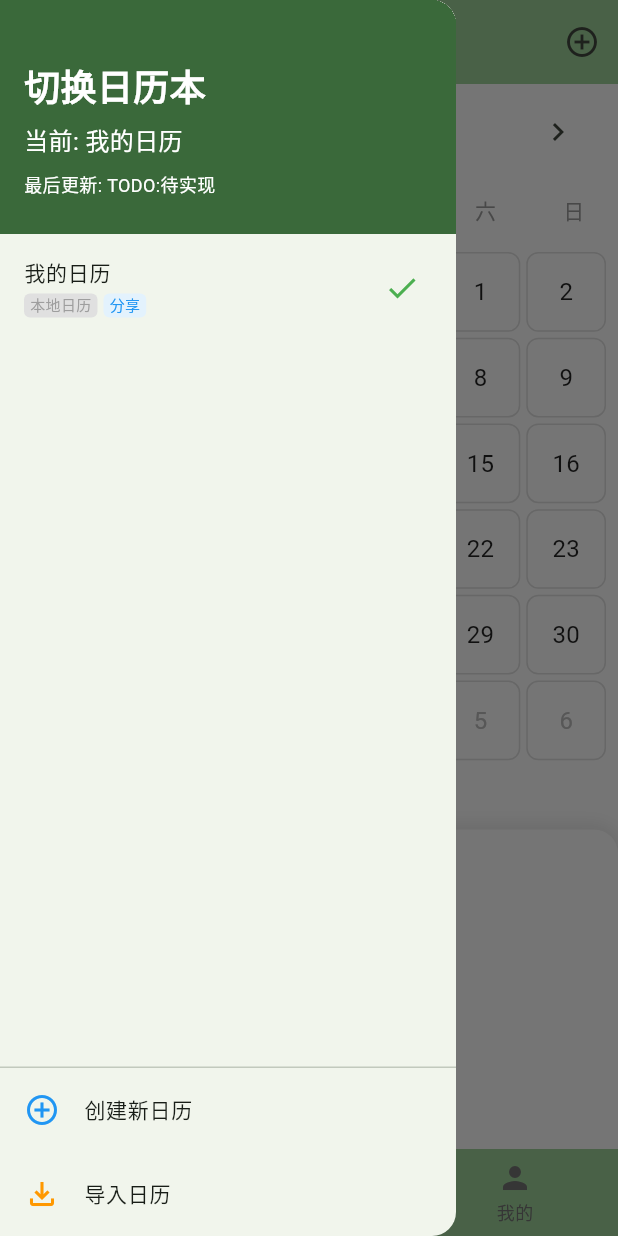
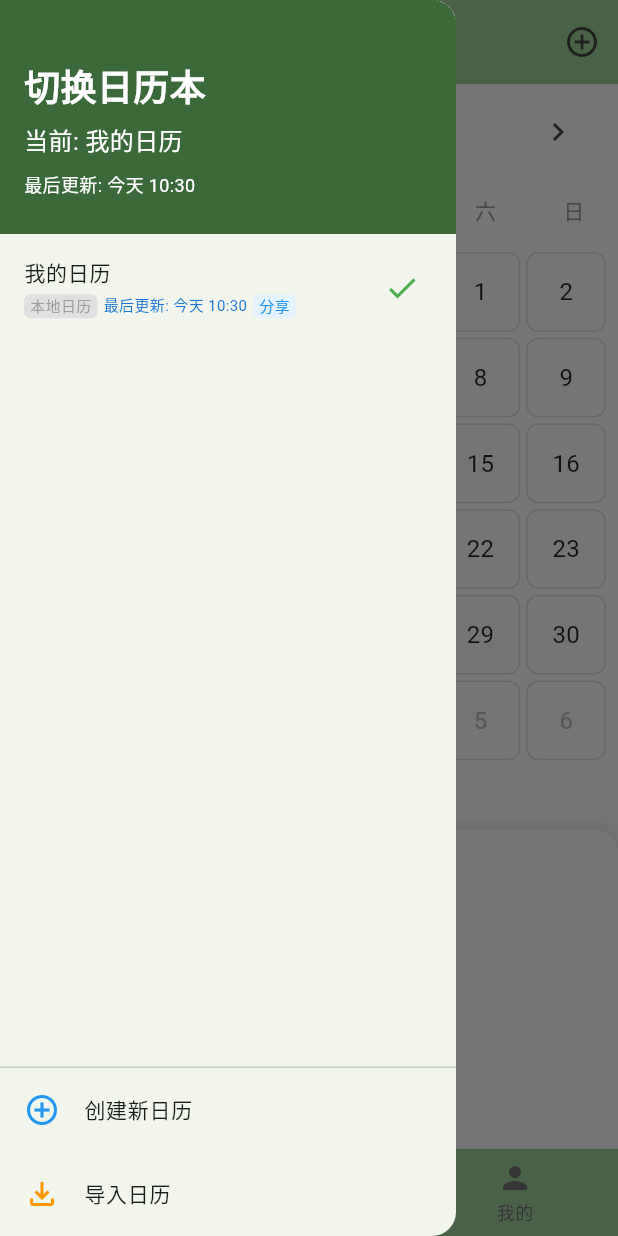
Before and after one commit to 7788ken/Collaborative-Calendar, a Flutter app: the screen it shows after launch, with the side drawer open, on a phone screen of 412 x 824 dp. Run offline on Flutter 3.47's test engine with Material 3 defaults, Android fonts, the phone set to English and light mode, and no system bars; our stand-ins replace shared_preferences, sqflite, sticky_headers; accounts and stored records are empty.

Commit message:
重构暂存

```diff
--- a/lib/data/calendar_book_manager.dart
+++ b/lib/data/calendar_book_manager.dart
@@ -21,13 +21,6 @@ class CalendarBookManager with ChangeNotifier {
   Map<String, String> _shareIdMap = {}; // 用于存储日历本ID到分享码的映射
   Map<String, DateTime?> _lastUpdateTimeMap = {}; // 用于存储日历本ID到最后更新时间的映射
   static const String _activeBookIdKey = 'active_calendar_book_id';
-
-  // 定时器，用于定期检查日历更新
-  Timer? _updateCheckTimer;
-  // 定时器间隔（默认5分钟检查一次）
-  static const Duration _updateCheckInterval = Duration(minutes: 5);
-  // 是否启用定时同步（默认关闭）
-  bool _enablePeriodicSync = false;
 
   // 检查服务器是否可用
   Future<bool> checkServerAvailability() async {
@@ -56,7 +49,20 @@ class CalendarBookManager with ChangeNotifier {
 
   // 获取日历本最后更新时间
   DateTime? getLastUpdateTime(String calendarId) {
-    return _lastUpdateTimeMap[calendarId];
+    // 首先尝试从缓存中获取更新时间
+    final cachedTime = _lastUpdateTimeMap[calendarId];
+    if (cachedTime != null) {
+      return cachedTime;
+    }
+
+    // 如果缓存中没有，尝试从日历本对象中获取
+    try {
+      final book = _books.firstWhere((book) => book.id == calendarId);
+      return book.updatedAt;
+    } catch (e) {
+      // 如果找不到日历本，返回null
+      return null;
+    }
   }
 
   // 更新最后修改时间（如果日历是共享的）
@@ -393,16 +399,16 @@ class CalendarBookManager with ChangeNotifier {
     }
   }
 
-  // 创建新日历本
-  Future<void> createBook(String name, Color color) async {
-    final newBook = CalendarBook(id: DateTime.now().millisecondsSinceEpoch.toString(), name: name, color: color);
+  // 页面事件-创建新日历本
+  Future<void> Page_function_createBook(String name, Color color) async {
+    debugPrint('页面事件-创建新日历本: $name, $color');
+    final newBook = CalendarBook.create(name: name, color: color);
 
     // 保存到数据库
     await _dbHelper.insertCalendarBook(newBook);
 
     // 更新内存中的列表
     _books.add(newBook);
-    notifyListeners();
   }
 
   // 更新日历本名称
@@ -416,6 +422,10 @@ class CalendarBookManager with ChangeNotifier {
 
       // 更新内存中的列表
       _books[index] = updatedBook;
+
+      // 更新最后更新时间映射
+      _lastUpdateTimeMap[id] = updatedBook.updatedAt;
+
       notifyListeners();
     }
   }
@@ -431,6 +441,10 @@ class CalendarBookManager with ChangeNotifier {
 
       // 更新内存中的列表
       _books[index] = updatedBook;
+
+      // 更新最后更新时间映射
+      _lastUpdateTimeMap[id] = updatedBook.updatedAt;
+
       notifyListeners();
     }
   }
@@ -447,6 +461,10 @@ class CalendarBookManager with ChangeNotifier {
 
       // 更新内存中的列表
       _books[index] = updatedBook;
+
+      // 更新最后更新时间映射
+      _lastUpdateTimeMap[id] = updatedBook.updatedAt;
+
       notifyListeners();
     }
   }
@@ -1379,6 +1397,9 @@ class CalendarBookManager with ChangeNotifier {
         debugPrint('加载日历同步时间失败: $e');
       }
 
+      // 加载所有日历本的更新时间
+      await _loadCalendarUpdateTimes();
+
       // 加载完成后，更新所有共享日历的最后修改时间
       // 使用防御性编程，确保即使更新失败也不会中断初始化
       try {
@@ -1391,13 +1412,6 @@ class CalendarBookManager with ChangeNotifier {
         }
       } catch (e) {
         debugPrint('更新当前共享日历时间失败，但继续初始化: $e');
-      }
-
-      // 只有在启用定时同步时才启动定时器
-      if (_enablePeriodicSync) {
-        _startUpdateCheckTimer();
-      } else {
-        debugPrint('定时同步功能已关闭，不启动定时器');
       }
 
       // 通知监听器完成初始化
@@ -1446,4 +1460,24 @@ class CalendarBookManager with ChangeNotifier {
 
     return ScheduleItem(id: scheduleId, calendarId: calendarId, title: scheduleData['title'], description: scheduleData['description'], startTime: startDateTime, endTime: endDateTime, isAllDay: scheduleData['isAllDay'] == 1 || scheduleData['isAllDay'] == true, location: scheduleData['location'], isCompleted: isCompleted);
   }
+
+  // 从数据库加载日历本的更新时间
+  Future<void> _loadCalendarUpdateTimes() async {
+    try {
+      debugPrint('开始从数据库加载日历本更新时间');
+
+      // 遍历所有日历本
+      for (final book in _books) {
+        // 如果缓存中没有该日历本的更新时间，则使用日历本自身的更新时间
+        if (!_lastUpdateTimeMap.containsKey(book.id)) {
+          _lastUpdateTimeMap[book.id] = book.updatedAt;
+          debugPrint('已加载日历 ${book.id} 的更新时间: ${book.updatedAt}');
+        }
+      }
+
+      debugPrint('已完成所有日历本更新时间的加载');
+    } catch (e) {
+      debugPrint('加载日历本更新时间失败: $e');
+    }
+  }
 }
--- a/lib/data/models/calendar_book.dart
+++ b/lib/data/models/calendar_book.dart
@@ -1,5 +1,7 @@
 import 'package:flutter/material.dart';
 import 'dart:math';
+import 'package:uuid/uuid.dart';
+import 'dart:convert'; // 添加JSON支持
 
 class CalendarBook {
   final String id; // 日历本唯一ID
@@ -8,41 +10,77 @@ class CalendarBook {
   final bool isShared; // 是否为共享日历
   final String? ownerId; // 日历所有者ID
   final List<String> sharedWithUsers; // 共享给的用户列表
-  final DateTime createdAt;
+  final DateTime createdAt; // 添加创建时间
+  final DateTime updatedAt; // 添加更新时间
 
-  CalendarBook({required this.id, required this.name, required this.color, this.isShared = false, this.ownerId, this.sharedWithUsers = const [], DateTime? createdAt}) : createdAt = createdAt ?? DateTime.now();
+  CalendarBook({
+    required this.id,
+    required this.name,
+    required this.color,
+    this.isShared = false,
+    this.ownerId,
+    this.sharedWithUsers = const [],
+    DateTime? createdAt, // 创建时间参数
+    DateTime? updatedAt, // 更新时间参数
+  }) : this.createdAt = createdAt ?? DateTime.now(),
+       this.updatedAt = updatedAt ?? DateTime.now();
 
   // 从Map创建CalendarBook对象（用于从数据库读取）
   factory CalendarBook.fromMap(Map<String, dynamic> map) {
-    return CalendarBook(
-      id: map['id'],
-      name: map['title'], // 从数据库的title字段读取
-      color: Color(map['color']),
-      isShared: map['is_shared'] == 1,
-      ownerId: map['owner_id'],
-      sharedWithUsers: List<String>.from(map['shared_with_users'] ?? []),
-      createdAt: DateTime.fromMillisecondsSinceEpoch(map['created_at']),
-    );
+    List<String> parseSharedUsers() {
+      try {
+        if (map['sharedWithUsers'] == null) return [];
+        if (map['sharedWithUsers'] is String) {
+          // 尝试将JSON字符串解析为List<String>
+          final decoded = jsonDecode(map['sharedWithUsers']);
+          if (decoded is List) {
+            return List<String>.from(decoded);
+          }
+        } else if (map['sharedWithUsers'] is List) {
+          return List<String>.from(map['sharedWithUsers']);
+        }
+      } catch (e) {
+        debugPrint('解析sharedWithUsers失败: $e');
+      }
+      return [];
+    }
+
+    // 确保必要的字段不为null，提供默认值
+    final String id = map['id'] ?? 'default';
+    final String name = map['name'] ?? '默认日历';
+    final int colorValue = map['color'] ?? Colors.blue.value;
+
+    return CalendarBook(id: id, name: name, color: Color(colorValue), isShared: map['isShared'] == 1, ownerId: map['ownerId'], sharedWithUsers: parseSharedUsers(), createdAt: map['createdAt'] != null ? DateTime.fromMillisecondsSinceEpoch(map['createdAt']) : DateTime.now(), updatedAt: map['updatedAt'] != null ? DateTime.fromMillisecondsSinceEpoch(map['updatedAt']) : DateTime.now());
   }
 
   // 将CalendarBook对象转换为Map（用于存储到数据库）
   Map<String, dynamic> toMap() {
     return {
       'id': id,
-      'title': name, // 存储到数据库的title字段
+      'name': name,
       'color': color.value,
-      'is_shared': isShared ? 1 : 0,
-      'owner_id': ownerId,
-      'shared_with_users': sharedWithUsers,
-      'created_at': createdAt.millisecondsSinceEpoch,
-      'updated_at': DateTime.now().millisecondsSinceEpoch, // 添加更新时间
+      'isShared': isShared ? 1 : 0,
+      'ownerId': ownerId,
+      // 将List<String>转换为JSON字符串
+      'sharedWithUsers': jsonEncode(sharedWithUsers),
+      'createdAt': createdAt.millisecondsSinceEpoch,
+      'updatedAt': updatedAt.millisecondsSinceEpoch,
     };
   }
 
-  // 创建新日历本
+  // 本地数据库事件-创建新日历本
   factory CalendarBook.create({required String name, required Color color, String? ownerId}) {
-    final id = DateTime.now().millisecondsSinceEpoch.toString();
-    return CalendarBook(id: id, name: name, color: color, ownerId: ownerId);
+    debugPrint('本地数据库事件-创建新日历本: $name, $color, $ownerId');
+    final DateTime now = DateTime.now();
+    return CalendarBook(
+      id: const Uuid().v4(),
+      name: name,
+      color: color,
+      ownerId: ownerId,
+      isShared: ownerId != null,
+      createdAt: now, // 设置创建时间
+      updatedAt: now, // 设置更新时间
+    );
   }
 
   // 创建共享日历本
@@ -58,7 +96,7 @@ class CalendarBook {
       updatedSharedUsers.add(userId);
     }
 
-    return CalendarBook(id: id, name: name, color: color, isShared: isShared, ownerId: ownerId, sharedWithUsers: updatedSharedUsers, createdAt: createdAt);
+    return CalendarBook(id: id, name: name, color: color, isShared: isShared, ownerId: ownerId, sharedWithUsers: updatedSharedUsers, createdAt: createdAt, updatedAt: updatedAt);
   }
 
   // 移除共享用户
@@ -66,22 +104,31 @@ class CalendarBook {
     final updatedSharedUsers = List<String>.from(sharedWithUsers);
     updatedSharedUsers.remove(userId);
 
-    return CalendarBook(id: id, name: name, color: color, isShared: isShared, ownerId: ownerId, sharedWithUsers: updatedSharedUsers, createdAt: createdAt);
+    return CalendarBook(id: id, name: name, color: color, isShared: isShared, ownerId: ownerId, sharedWithUsers: updatedSharedUsers, createdAt: createdAt, updatedAt: updatedAt);
   }
 
   // 更新日历本名称
   CalendarBook copyWithName(String newName) {
-    return CalendarBook(id: id, name: newName, color: color, isShared: isShared, ownerId: ownerId, sharedWithUsers: sharedWithUsers, createdAt: createdAt);
+    return CalendarBook(id: id, name: newName, color: color, isShared: isShared, ownerId: ownerId, sharedWithUsers: sharedWithUsers, createdAt: createdAt, updatedAt: updatedAt);
   }
 
   // 更新日历本颜色
   CalendarBook copyWithColor(Color newColor) {
-    return CalendarBook(id: id, name: name, color: newColor, isShared: isShared, ownerId: ownerId, sharedWithUsers: sharedWithUsers, createdAt: createdAt);
+    return CalendarBook(id: id, name: name, color: newColor, isShared: isShared, ownerId: ownerId, sharedWithUsers: sharedWithUsers, createdAt: createdAt, updatedAt: updatedAt);
   }
 
   // 创建一个具有相同ID和属性的副本，但可以更改部分属性
-  CalendarBook copyWith({String? name, Color? color, bool? isShared, String? ownerId, List<String>? sharedWithUsers}) {
-    return CalendarBook(id: this.id, name: name ?? this.name, color: color ?? this.color, isShared: isShared ?? this.isShared, ownerId: ownerId ?? this.ownerId, sharedWithUsers: sharedWithUsers ?? this.sharedWithUsers, createdAt: this.createdAt);
+  CalendarBook copyWith({String? id, String? name, Color? color, String? ownerId, bool? isShared}) {
+    return CalendarBook(
+      id: id ?? this.id,
+      name: name ?? this.name,
+      color: color ?? this.color,
+      isShared: isShared ?? this.isShared,
+      ownerId: ownerId ?? this.ownerId,
+      sharedWithUsers: this.sharedWithUsers,
+      createdAt: this.createdAt, // 保持创建时间不变
+      updatedAt: DateTime.now(), // 更新时间为当前时间
+    );
   }
 
   // 生成分享ID（实际应用中可能需要更复杂的逻辑）
--- a/lib/widgets/calendar_drawer.dart
+++ b/lib/widgets/calendar_drawer.dart
@@ -5,6 +5,7 @@ import 'package:flutter/services.dart';
 import 'package:provider/provider.dart';
 import '../data/calendar_book_manager.dart';
 import '../data/models/calendar_book.dart';
+import 'package:intl/intl.dart'; // 添加日期格式化库
 
 class CalendarDrawer extends StatelessWidget {
   const CalendarDrawer({Key? key}) : super(key: key);
@@ -32,7 +33,7 @@ class CalendarDrawer extends StatelessWidget {
                   Text('当前: ${currentBook?.name ?? ""}', style: const TextStyle(color: Colors.white, fontSize: 16)),
                   //最后更新时间
                   const SizedBox(height: 8),
-                  Text('最后更新: TODO:待实现', style: const TextStyle(color: Colors.white, fontSize: 12)),
+                  if (currentBook != null && currentBook.updatedAt != null) Text('最后更新: ${_formatDateTime(currentBook.updatedAt)}', style: const TextStyle(color: Colors.white, fontSize: 12)) else const Text('最后更新: 未知', style: TextStyle(color: Colors.white, fontSize: 12)),
                   const SizedBox(height: 8),
                 ],
               ),
@@ -59,19 +60,19 @@ class CalendarDrawer extends StatelessWidget {
                                   ),
                                   child: Text(!book.isShared ? '本地日历' : '云端日历', style: TextStyle(fontSize: 10, color: book.isShared ? book.color.withAlpha(200) : Colors.grey)),
                                 ),
-                                if (book.isShared) // 如果是共享日历，显示最后更新时间
-                                  Row(
-                                    children: [
                                 const SizedBox(width: 4),
                                 Builder(
                                   builder: (context) {
                                     // 获取日历最后更新时间
                                     final updateTime = calendarManager.getLastUpdateTime(book.id);
-                                          final timeText = 'TODO:待实现';
+                                    final timeText = updateTime != null ? _formatDateTime(updateTime) : _formatDateTime(book.updatedAt);
 
                                     return Text('最后更新: $timeText', style: TextStyle(fontSize: 10, color: Colors.blue.shade700));
                                   },
                                 ),
+                                if (book.isShared) // 显示最后更新时间
+                                  Row(
+                                    children: [
                                       // 刷新按钮（保持原有的布局结构）
                                       const SizedBox(width: 4),
                                       SizedBox(
@@ -115,7 +116,7 @@ class CalendarDrawer extends StatelessWidget {
             // 底部固定区域
             const Divider(height: 1),
 
-            // 创建新日历
+            // 按钮-创建新日历
             ListTile(
               leading: const Icon(Icons.add_circle_outline, color: Colors.blue),
               title: const Text('创建新日历'),
@@ -124,7 +125,7 @@ class CalendarDrawer extends StatelessWidget {
               },
             ),
 
-            // 导入日历
+            // 按钮-导入日历
             ListTile(
               leading: const Icon(Icons.file_download_outlined, color: Colors.orange),
               title: const Text('导入日历'),
@@ -136,6 +137,38 @@ class CalendarDrawer extends StatelessWidget {
         ),
       ),
     );
+  }
+
+  // 添加一个格式化日期时间的方法，确保处理null值
+  String _formatDateTime(DateTime? dateTime) {
+    // 如果日期为null，直接返回未知
+    if (dateTime == null) return '未知';
+
+    final now = DateTime.now();
+    final difference = now.difference(dateTime);
+
+    // 今天内的更新显示小时和分钟
+    if (difference.inDays == 0) {
+      return DateFormat('今天 HH:mm').format(dateTime);
+    }
+
+    // 昨天的更新
+    if (difference.inDays == 1) {
+      return DateFormat('昨天 HH:mm').format(dateTime);
+    }
+
+    // 一周内的更新
+    if (difference.inDays < 7) {
+      return DateFormat('EEEE HH:mm', 'zh_CN').format(dateTime);
+    }
+
+    // 今年内的更新
+    if (dateTime.year == now.year) {
+      return DateFormat('MM-dd HH:mm').format(dateTime);
+    }
+
+    // 超过一年的更新
+    return DateFormat('yyyy-MM-dd HH:mm').format(dateTime);
   }
 
   // 显示创建日历对话框
@@ -186,7 +219,7 @@ class CalendarDrawer extends StatelessWidget {
                   onPressed: () {
                     if (nameController.text.trim().isNotEmpty) {
                       final calendarManager = Provider.of<CalendarBookManager>(context, listen: false);
-                      calendarManager.createBook(nameController.text.trim(), selectedColor);
+                      calendarManager.Page_function_createBook(nameController.text.trim(), selectedColor);
                       Navigator.of(context).pop();
                     }
                   },
```
Also changed, not shown: lib/data/database/database_helper.dart (+106 -21 lines), lib/main.dart (+11 -0 lines). Lines whose indentation alone changed are shown as unchanged.
